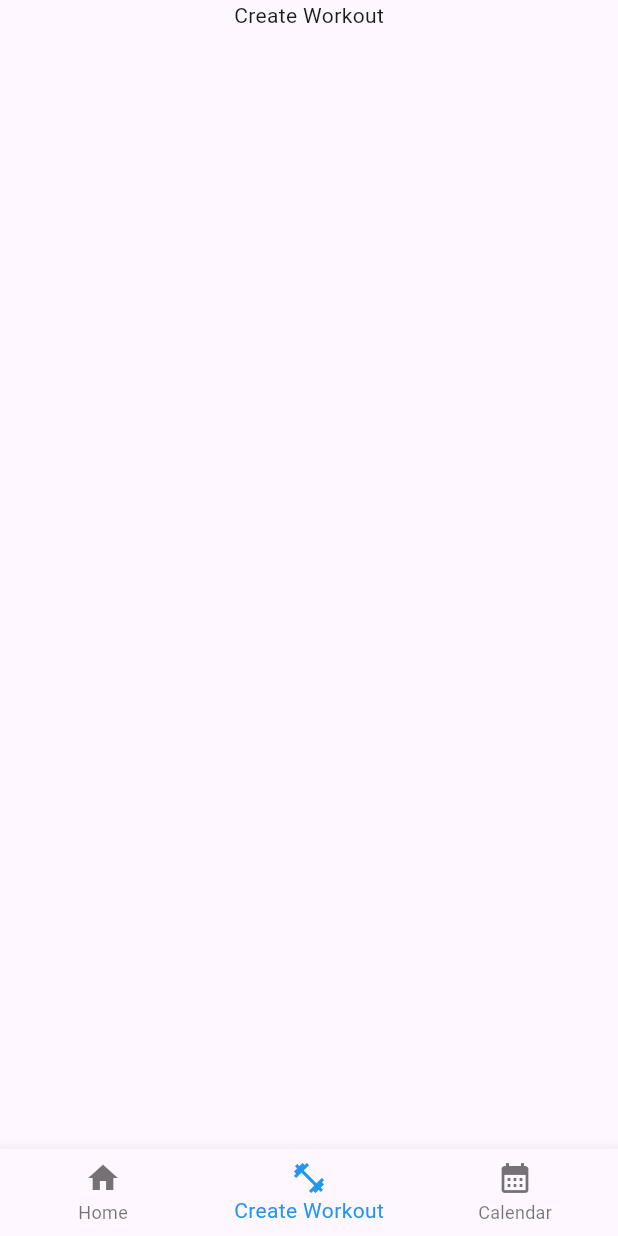
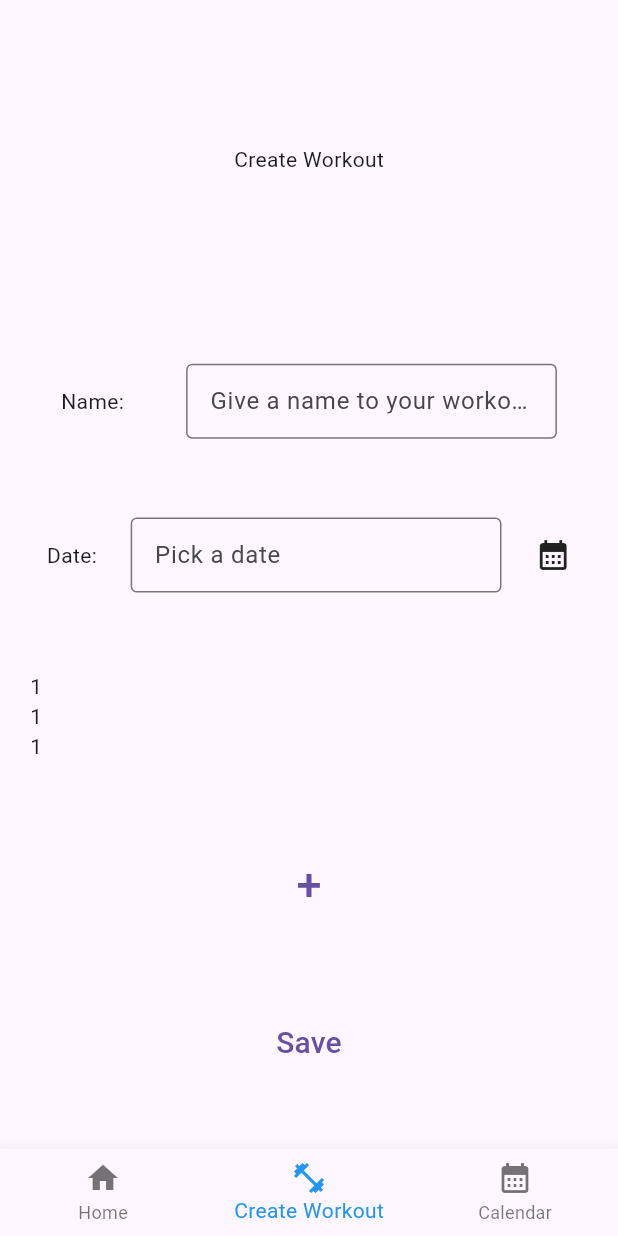
Before and after one commit to TakeOff30/fit_flow, a Flutter app: the screen it shows after launch, item 2 of the bottom bar chosen, on a phone screen of 412 x 824 dp. Run offline on Flutter 3.47's test engine with Material 3 defaults, Android fonts, the phone set to English and light mode, and no system bars.

Commit message:
Complete WorkoutScreen Widget setup, add logic

```diff
--- a/lib/screens/workout_screen.dart
+++ b/lib/screens/workout_screen.dart
@@ -1,3 +1,6 @@
+import 'package:fit_flow/models/exercise.dart';
+import 'package:fit_flow/models/workout.dart';
+import 'package:fit_flow/workout_screen_widgets/exercise_list.dart';
 import 'package:flutter/material.dart';
 
 class WorkoutScreen extends StatefulWidget {
@@ -8,12 +11,73 @@ class WorkoutScreen extends StatefulWidget {
 }
 
 class _WorkoutScreenState extends State<WorkoutScreen> {
+  String _name = '';
+  DateTime _dueDate = DateTime.now();
+  List<Exercise> selectedExercises = [];
+
   @override
   Widget build(BuildContext context) {
     return Center(
       child: Container(
+        padding: EdgeInsets.fromLTRB(20, 70, 20, 20),
+        // ignore: prefer_const_constructors
         child: Column(
-          children: [Text('Create Workout')],
+          mainAxisAlignment: MainAxisAlignment.spaceAround,
+          children: [
+            Text('Create Workout'),
+            Text(_name),
+            Row(
+              mainAxisAlignment: MainAxisAlignment.spaceAround,
+              children: [
+                Text('Name:'),
+                Container(
+                    width: MediaQuery.of(context).size.width * .6,
+                    height: 50,
+                    child: TextField(
+                        onChanged: (value) {
+                          setState(() {
+                            _name = value;
+                          });
+                        },
+                        decoration: InputDecoration(
+                          labelText: 'Give a name to your workout',
+                          border: OutlineInputBorder(),
+                        ))),
+              ],
+            ),
+            Row(
+              mainAxisAlignment: MainAxisAlignment.spaceAround,
+              children: [
+                Text('Date:'),
+                Container(
+                  width: MediaQuery.of(context).size.width * .6,
+                  height: 50,
+                  child: TextField(
+                      decoration: InputDecoration(
+                    labelText: 'Pick a date',
+                    border: OutlineInputBorder(),
+                  )),
+                ),
+                Icon(Icons.calendar_month)
+              ],
+            ),
+            ExerciseList(),
+            TextButton(
+                onPressed: () {},
+                child: Text(
+                  '+',
+                  style: TextStyle(fontSize: 30), // Set the desired font size
+                ),
+                style: ButtonStyle(
+                  alignment: Alignment.center,
+                )),
+            TextButton(
+                onPressed: () {},
+                child: Text(
+                  'Save',
+                  style: TextStyle(fontSize: 20),
+                ))
+          ],
         ),
       ),
     );
--- a/lib/utils.dart
+++ b/lib/utils.dart
@@ -1,6 +1,16 @@
 //funzioni di utilità, che possono servire a qualsiai cosa ma che non rientrano
 //nella responsabilità di nessuna classe
+import 'package:fit_flow/models/exercise.dart';
+import 'package:fit_flow/models/exerciseType.dart';
+import 'package:fit_flow/models/exercise_repetitions.dart';
+import 'package:fit_flow/models/muscles.dart';
+import 'package:fit_flow/models/workout.dart';
 import 'package:uuid/uuid.dart';
+
+Exercise exercise =
+    ExerciseRepetitions(5, ExerciseType('Push ups', Muscle.Chest), 10);
+Workout esempio1 =
+    Workout.withExercises('Esempio1', DateTime.now(), [exercise]);
 
 String generateUuid() {
   final uuid = Uuid();
--- a/lib/workout_screen_widgets/exercise_item.dart
+++ b/lib/workout_screen_widgets/exercise_item.dart
@@ -1 +1,18 @@
 //elemento della lista di esercizi (1 pull up rep...)
+import 'package:flutter/material.dart';
+
+class ExerciseItem extends StatelessWidget {
+  const ExerciseItem({super.key});
+
+  @override
+  Widget build(BuildContext context) {
+    return Row(
+      children: [
+        Text('1'),
+        Row(
+          children: [],
+        )
+      ],
+    );
+  }
+}
--- a/lib/workout_screen_widgets/exercise_list.dart
+++ b/lib/workout_screen_widgets/exercise_list.dart
@@ -1 +1,14 @@
 //lista di esercizi (composto da exercise_item)
+import 'package:fit_flow/workout_screen_widgets/exercise_item.dart';
+import 'package:flutter/material.dart';
+
+class ExerciseList extends StatelessWidget {
+  const ExerciseList({super.key});
+
+  @override
+  Widget build(BuildContext context) {
+    return Column(
+      children: [ExerciseItem(), ExerciseItem(), ExerciseItem()],
+    );
+  }
+}
```
